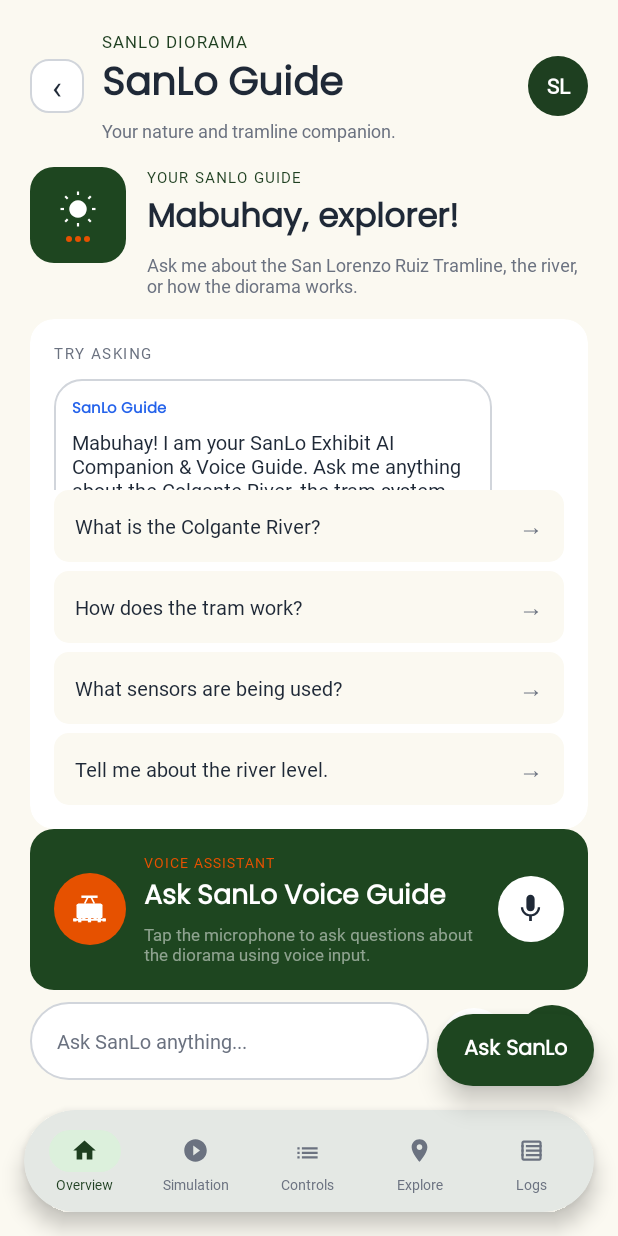
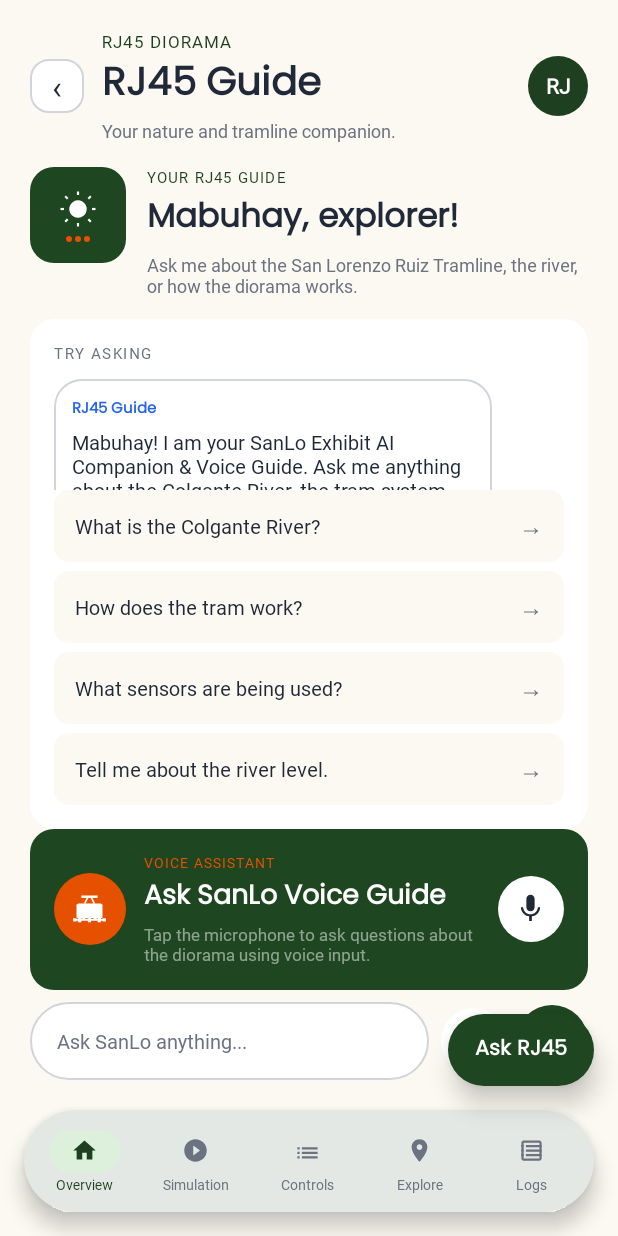
Before and after one commit to gyrucheia/RJ45_DIORAMA, an Android app: the fragment GeminiFragment placed in its activity, on a phone screen of 412 x 824 dp. Run offline under Robolectric (Android 15) with nearby library versions, the phone set to English and light mode, and no system bars; our stand-ins replace Firebase (no records; nobody signed in at launch, a user with empty details on screens opened directly).

Commit message:
feat: rename application display name and header branding to RJ45

```diff
--- a/app/src/main/res/layout/activity_main.xml
+++ b/app/src/main/res/layout/activity_main.xml
@@ -242,7 +242,7 @@
         <TextView
             android:layout_width="wrap_content"
             android:layout_height="wrap_content"
-            android:text="Ask SanLo"
+            android:text="Ask RJ45"
             android:textColor="@color/white"
             android:textSize="14sp"
             android:textStyle="bold"
--- a/app/src/main/res/layout/fragment_controls.xml
+++ b/app/src/main/res/layout/fragment_controls.xml
@@ -38,7 +38,7 @@
                 <TextView
                     android:layout_width="wrap_content"
                     android:layout_height="wrap_content"
-                    android:text="SANLO DIORAMA"
+                    android:text="RJ45 DIORAMA"
                     android:textColor="@color/sap_green"
                     android:textSize="11sp"
                     android:letterSpacing="0.08"
--- a/app/src/main/res/layout/fragment_dashboard.xml
+++ b/app/src/main/res/layout/fragment_dashboard.xml
@@ -47,7 +47,7 @@
                     android:id="@+id/tv_dashboard_header"
                     android:layout_width="wrap_content"
                     android:layout_height="wrap_content"
-                    android:text="SanLo Diorama"
+                    android:text="RJ45 Diorama"
                     android:textColor="@color/text_dark"
                     android:textSize="@dimen/title_text_size"
                     android:textStyle="bold"
--- a/app/src/main/res/layout/fragment_explore.xml
+++ b/app/src/main/res/layout/fragment_explore.xml
@@ -36,7 +36,7 @@
                     <TextView
                         android:layout_width="wrap_content"
                         android:layout_height="wrap_content"
-                        android:text="SANLO DIORAMA"
+                        android:text="RJ45 DIORAMA"
                         android:textColor="@color/sap_green"
                         android:textSize="11sp"
                         android:letterSpacing="0.06"
@@ -64,7 +64,7 @@
                 <TextView
                     android:layout_width="40dp"
                     android:layout_height="40dp"
-                    android:text="SL"
+                    android:text="RJ"
                     android:textColor="@color/white"
                     android:textSize="14sp"
                     android:textStyle="bold"
@@ -102,7 +102,7 @@
                         <TextView
                             android:layout_width="wrap_content"
                             android:layout_height="wrap_content"
-                            android:text="ASK SANLO GUIDE"
+                            android:text="ASK RJ45 GUIDE"
                             android:textColor="@color/sap_green"
                             android:textSize="11sp"
                             android:letterSpacing="0.08"
--- a/app/src/main/res/layout/fragment_gemini.xml
+++ b/app/src/main/res/layout/fragment_gemini.xml
@@ -46,7 +46,7 @@
             <TextView
                 android:layout_width="wrap_content"
                 android:layout_height="wrap_content"
-                android:text="SANLO DIORAMA"
+                android:text="RJ45 DIORAMA"
                 android:textColor="@color/sap_green"
                 android:textSize="11sp"
                 android:letterSpacing="0.06"
@@ -56,7 +56,7 @@
             <TextView
                 android:layout_width="wrap_content"
                 android:layout_height="wrap_content"
-                android:text="SanLo Guide"
+                android:text="RJ45 Guide"
                 android:textColor="@color/text_dark"
                 android:textSize="@dimen/title_text_size"
                 android:textStyle="bold"
@@ -76,7 +76,7 @@
             android:id="@+id/btn_tts_toggle"
             android:layout_width="40dp"
             android:layout_height="40dp"
-            android:text="SL"
+            android:text="RJ"
             android:textColor="@color/white"
             android:textSize="14sp"
             android:textStyle="bold"
@@ -149,7 +149,7 @@
             <TextView
                 android:layout_width="wrap_content"
                 android:layout_height="wrap_content"
-                android:text="YOUR SANLO GUIDE"
+                android:text="YOUR RJ45 GUIDE"
                 android:textColor="@color/sap_green"
                 android:textSize="10sp"
                 android:letterSpacing="0.08"
--- a/app/src/main/res/layout/fragment_logs.xml
+++ b/app/src/main/res/layout/fragment_logs.xml
@@ -31,7 +31,7 @@
                 <TextView
                     android:layout_width="wrap_content"
                     android:layout_height="wrap_content"
-                    android:text="SANLO DIORAMA"
+                    android:text="RJ45 DIORAMA"
                     android:textColor="@color/sap_green"
                     android:textSize="11sp"
                     android:letterSpacing="0.06"
@@ -59,7 +59,7 @@
             <TextView
                 android:layout_width="40dp"
                 android:layout_height="40dp"
-                android:text="SL"
+                android:text="RJ"
                 android:textColor="@color/white"
                 android:textSize="14sp"
                 android:textStyle="bold"
--- a/app/src/main/res/layout/fragment_rgb_light.xml
+++ b/app/src/main/res/layout/fragment_rgb_light.xml
@@ -605,7 +605,7 @@
         <TextView
             android:layout_width="wrap_content"
             android:layout_height="wrap_content"
-            android:text="Ask SanLo"
+            android:text="Ask RJ45"
             android:textColor="@color/white"
             android:textSize="14sp"
             android:textStyle="bold"
--- a/app/src/main/res/layout/item_chat_message.xml
+++ b/app/src/main/res/layout/item_chat_message.xml
@@ -20,7 +20,7 @@
         <TextView
             android:layout_width="wrap_content"
             android:layout_height="wrap_content"
-            android:text="SanLo Guide"
+            android:text="RJ45 Guide"
             android:fontFamily="@font/poppins_regular"
             android:textStyle="bold"
             android:textSize="10sp"
--- a/app/src/main/res/layout/onboarding_slide_1.xml
+++ b/app/src/main/res/layout/onboarding_slide_1.xml
@@ -68,7 +68,7 @@
         <TextView
             android:layout_width="wrap_content"
             android:layout_height="wrap_content"
-            android:text="Welcome to SanLo"
+            android:text="Welcome to RJ45"
             android:textColor="#1A3D1A"
             android:textSize="28sp"
             android:textStyle="bold"
--- a/app/src/main/res/values/strings.xml
+++ b/app/src/main/res/values/strings.xml
@@ -1,10 +1,10 @@
 <resources>
-    <string name="app_name">SanLo MobApp</string>
+    <string name="app_name">RJ45</string>
     <string name="nav_sensors">Sensors</string>
     <string name="nav_controls">Controls</string>
     <string name="nav_logs">Logs</string>
     <string name="fab_voice_guide">Ask Ready?</string>
-    <string name="dashboard_header">SanLo Diorama</string>
+    <string name="dashboard_header">RJ45 Diorama</string>
     <string name="dashboard_subtitle">Live Sensor Readings</string>
     <string name="label_temperature">TEMPERATURE</string>
     <string name="label_humidity">HUMIDITY</string>
```
